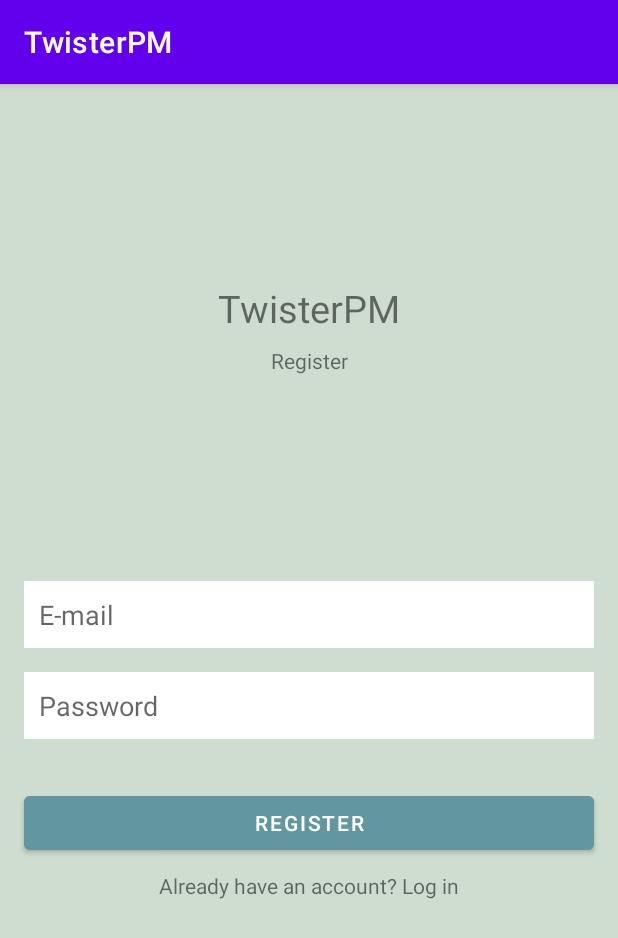
After one commit to kimonkremizas/twister-pm, an Android app: the RegisterActivity screen opened directly, with no data from a screen before it, on a phone screen of 412 x 824 dp. The commit adds this screen. Shown: the top 938 px of the screen. Run offline under Robolectric (Android 15) with nearby library versions, the phone set to English and light mode, and no system bars; our stand-ins replace Firebase (no records; nobody signed in at launch, a user with empty details on screens opened directly).

Commit message:
Added Login and Register xmls Added firebase

```diff
--- a/app/build.gradle
+++ b/app/build.gradle
@@ -1,5 +1,6 @@
 plugins {
     id 'com.android.application'
+    id 'com.google.gms.google-services'
 }
 
 android {
@@ -35,6 +36,7 @@ dependencies {
     implementation 'androidx.constraintlayout:constraintlayout:2.0.4'
     implementation 'androidx.navigation:navigation-fragment:2.3.3'
     implementation 'androidx.navigation:navigation-ui:2.3.3'
+    implementation 'com.google.firebase:firebase-auth:20.0.3'
     testImplementation 'junit:junit:4.+'
     androidTestImplementation 'androidx.test.ext:junit:1.1.2'
     androidTestImplementation 'androidx.test.espresso:espresso-core:3.3.0'
--- a/app/src/main/AndroidManifest.xml
+++ b/app/src/main/AndroidManifest.xml
@@ -9,6 +9,8 @@
         android:roundIcon="@mipmap/ic_launcher_round"
         android:supportsRtl="true"
         android:theme="@style/Theme.TwisterPM">
+        <activity android:name=".LoginActivity"></activity>
+        <activity android:name=".RegisterActivity" />
         <activity
             android:name=".MainActivity"
             android:label="@string/app_name"
--- /dev/null
+++ b/app/src/main/java/com/example/twisterpm/RegisterActivity.java
@@ -0,0 +1,35 @@
+package com.example.twisterpm;
+
+import androidx.appcompat.app.AppCompatActivity;
+
+import android.os.Bundle;
+import android.widget.Button;
+import android.widget.EditText;
+import android.widget.ProgressBar;
+import android.widget.TextView;
+
+import com.google.firebase.auth.FirebaseAuth;
+
+public class RegisterActivity extends AppCompatActivity {
+
+    EditText mEmail, mPassword;
+    Button mRegisterButton;
+    TextView mGoToLoginTextView;
+    FirebaseAuth fAuth;
+    ProgressBar progressBar;
+
+    @Override
+    protected void onCreate(Bundle savedInstanceState) {
+        super.onCreate(savedInstanceState);
+        setContentView(R.layout.activity_register);
+
+        mEmail = findViewById(R.id.editTextTextEmailAddress);
+        mPassword = findViewById(R.id.editTextTextPassword);
+        mRegisterButton = findViewById(R.id.registerButton);
+        mGoToLoginTextView = findViewById(R.id.goToLoginTextView);
+
+        fAuth = FirebaseAuth.getInstance();
+        progressBar = findViewById(R.id.progressBar);
+
+    }
+}
--- /dev/null
+++ b/app/src/main/res/layout/activity_register.xml
@@ -0,0 +1,99 @@
+<?xml version="1.0" encoding="utf-8"?>
+<androidx.constraintlayout.widget.ConstraintLayout xmlns:android="http://schemas.android.com/apk/res/android"
+    xmlns:app="http://schemas.android.com/apk/res-auto"
+    xmlns:tools="http://schemas.android.com/tools"
+    android:layout_width="match_parent"
+    android:layout_height="match_parent"
+    android:background="#CEDDD0"
+    tools:context=".RegisterActivity">
+
+    <TextView
+        android:id="@+id/textView"
+        android:layout_width="wrap_content"
+        android:layout_height="wrap_content"
+        android:text="TwisterPM"
+        android:textSize="25sp"
+        app:layout_constraintBottom_toBottomOf="parent"
+        app:layout_constraintEnd_toEndOf="parent"
+        app:layout_constraintStart_toStartOf="parent"
+        app:layout_constraintTop_toTopOf="parent"
+        app:layout_constraintVertical_bias="0.18" />
+
+    <TextView
+        android:id="@+id/textView2"
+        android:layout_width="wrap_content"
+        android:layout_height="wrap_content"
+        android:layout_marginTop="8dp"
+        android:text="Register"
+        app:layout_constraintEnd_toEndOf="parent"
+        app:layout_constraintStart_toStartOf="parent"
+        app:layout_constraintTop_toBottomOf="@+id/textView" />
+
+    <EditText
+        android:id="@+id/editTextTextEmailAddress"
+        android:layout_width="0dp"
+        android:layout_height="wrap_content"
+        android:layout_marginStart="16dp"
+        android:layout_marginEnd="16dp"
+        android:background="#FFFFFF"
+        android:ems="10"
+        android:hint="E-mail"
+        android:inputType="textEmailAddress"
+        android:padding="10dp"
+        app:layout_constraintBottom_toBottomOf="parent"
+        app:layout_constraintEnd_toEndOf="parent"
+        app:layout_constraintStart_toStartOf="parent"
+        app:layout_constraintTop_toBottomOf="@+id/textView2"
+        app:layout_constraintVertical_bias="0.26" />
+
+    <EditText
+        android:id="@+id/editTextTextPassword"
+        android:layout_width="0dp"
+        android:layout_height="wrap_content"
+        android:layout_marginStart="16dp"
+        android:layout_marginTop="16dp"
+        android:layout_marginEnd="16dp"
+        android:background="#FFFFFF"
+        android:ems="10"
+        android:hint="Password"
+        android:padding="10dp"
+        android:inputType="textPassword"
+        app:layout_constraintEnd_toEndOf="parent"
+        app:layout_constraintStart_toStartOf="parent"
+        app:layout_constraintTop_toBottomOf="@+id/editTextTextEmailAddress" />
+
+    <Button
+        android:id="@+id/registerButton"
+        android:layout_width="0dp"
+        android:layout_height="wrap_content"
+        android:layout_marginStart="16dp"
+        android:layout_marginTop="32dp"
+        android:layout_marginEnd="16dp"
+        android:backgroundTint="#63979F"
+        android:text="Register"
+        app:layout_constraintEnd_toEndOf="parent"
+        app:layout_constraintStart_toStartOf="parent"
+        app:layout_constraintTop_toBottomOf="@+id/editTextTextPassword" />
+
+    <TextView
+        android:id="@+id/goToLoginTextView"
+        android:layout_width="wrap_content"
+        android:layout_height="wrap_content"
+        android:layout_marginTop="8dp"
+        android:text="Already have an account? Log in"
+        app:layout_constraintEnd_toEndOf="parent"
+        app:layout_constraintStart_toStartOf="parent"
+        app:layout_constraintTop_toBottomOf="@+id/registerButton" />
+
+    <ProgressBar
+        android:id="@+id/progressBar"
+        style="?android:attr/progressBarStyle"
+        android:layout_width="wrap_content"
+        android:layout_height="wrap_content"
+        android:visibility="invisible"
+        app:layout_constraintBottom_toBottomOf="parent"
+        app:layout_constraintEnd_toEndOf="parent"
+        app:layout_constraintStart_toStartOf="parent"
+        app:layout_constraintTop_toBottomOf="@+id/goToLoginTextView"
+        app:layout_constraintVertical_bias="0.13" />
+</androidx.constraintlayout.widget.ConstraintLayout>
--- a/app/src/main/res/menu/menu_main.xml
+++ b/app/src/main/res/menu/menu_main.xml
@@ -16,5 +16,5 @@
         android:id="@+id/action_mymessages"
         android:orderInCategory="100"
         android:title="@string/action_mymessages"
-        app:showAsAction="always" />
+        app:showAsAction="ifRoom" />
 </menu>
--- a/build.gradle
+++ b/build.gradle
@@ -6,6 +6,7 @@ buildscript {
     }
     dependencies {
         classpath "com.android.tools.build:gradle:4.1.2"
+        classpath 'com.google.gms:google-services:4.3.5'
 
         // NOTE: Do not place your application dependencies here; they belong
         // in the individual module build.gradle files
```
Also changed, not shown: app/src/main/java/com/example/twisterpm/LoginActivity.java (added, +14 -0 lines), app/src/main/res/layout/activity_login.xml (added, +100 -0 lines), 1 other file.
